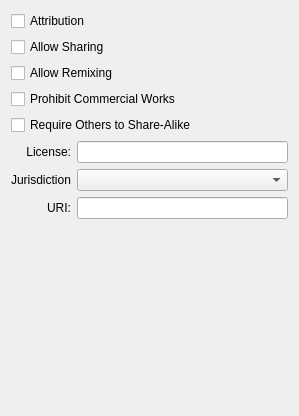
This is src/kde/license_chooser.ui in cc-archive/liblicense as Qt 5 draws it before an edit. The edited form follows.
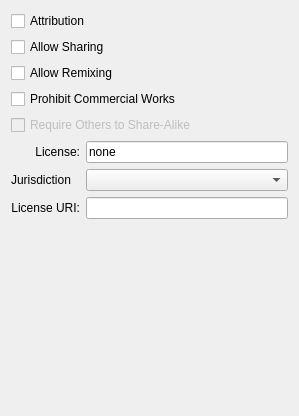
This is the edited form.

Commit message: Simplify the license chooser api by OR'ing together ll_attribute_flag("attribute name") to specify flags.

Patch:
```diff
--- a/src/kde/license_chooser.ui
+++ b/src/kde/license_chooser.ui
@@ -46,6 +46,9 @@
      <property name="text" >
       <string>Require Others to Share-Alike</string>
      </property>
+     <property name="enabled" >
+       <bool>false</bool>
+     </property>
     </widget>
    </item>
    <item>
@@ -72,7 +75,7 @@
        <item>
         <widget class="QLabel" name="label_3" >
          <property name="text" >
-          <string>URI:</string>
+          <string>License URI:</string>
          </property>
          <property name="alignment" >
           <set>Qt::AlignRight|Qt::AlignTrailing|Qt::AlignVCenter</set>
@@ -86,7 +89,7 @@
        <item>
         <widget class="QLineEdit" name="licenseEdit" >
          <property name="text" >
-          <string/>
+           <string>none</string>
          </property>
         </widget>
        </item>
```
Left out of the diff: 2 changed lines with no effect on the pictures. The commit also changes 10 other files.
